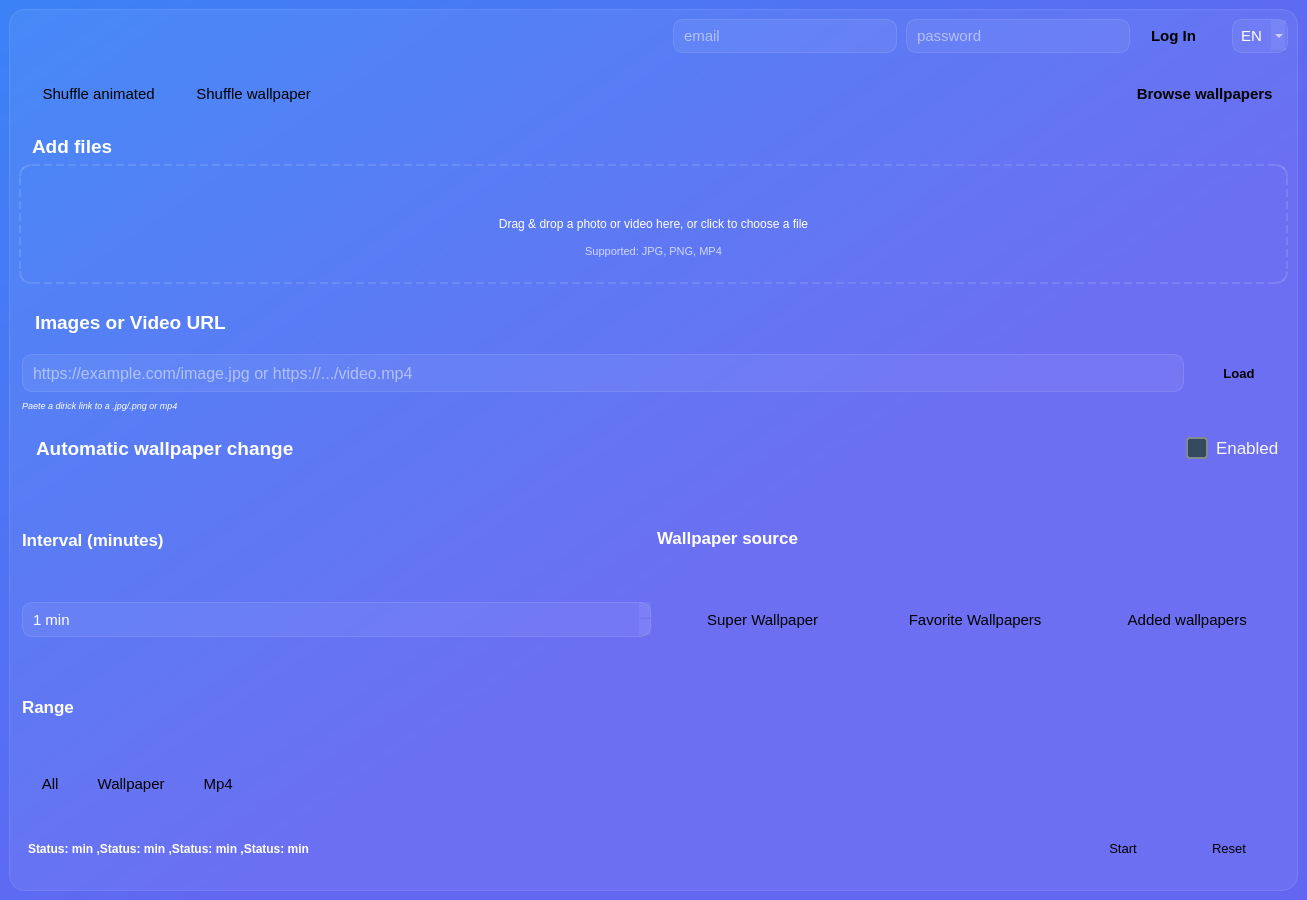
Above: code/ui/main.ui from Ernest-Macharia/Tepeciarnia before the change. Below: the same form after it.
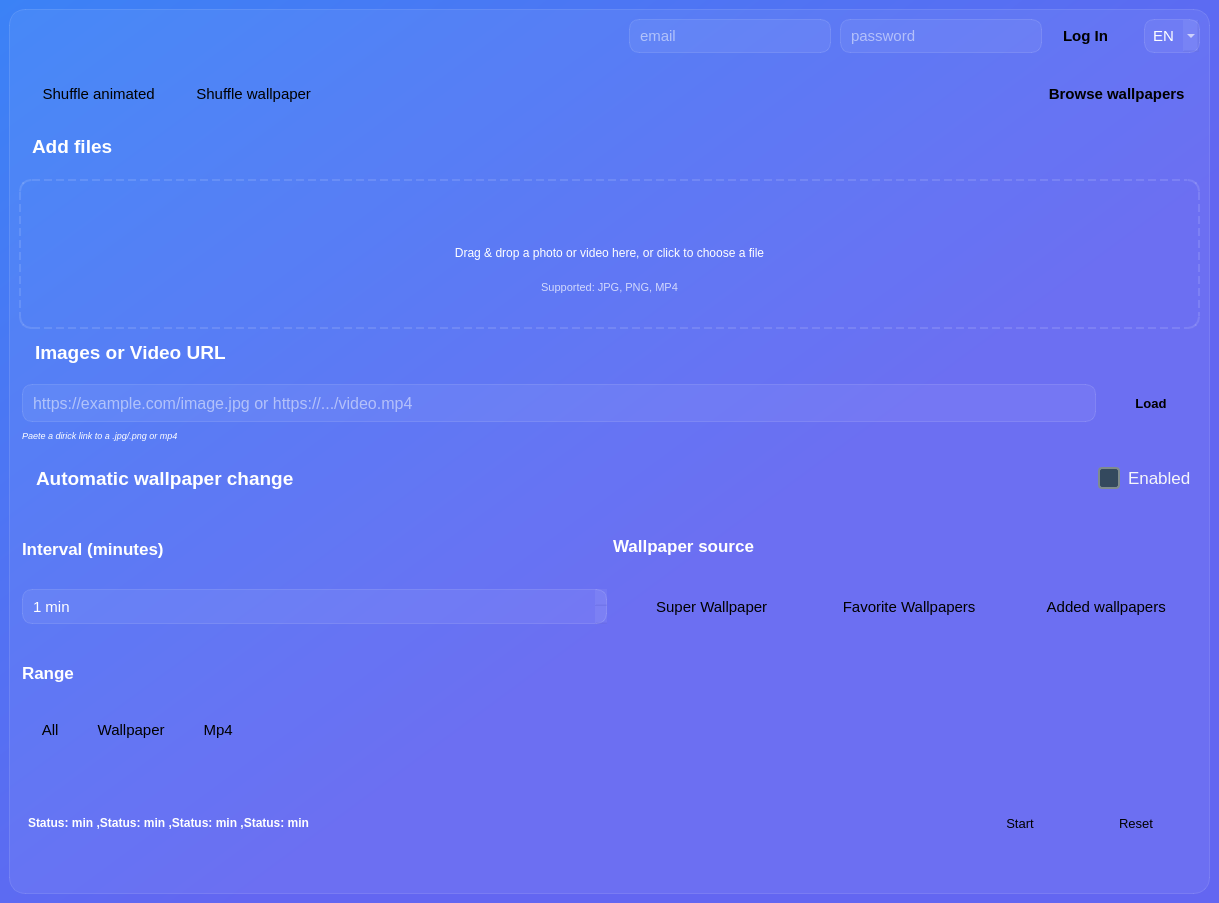
That is the form after the change. Icons and pictures are not drawn.

```diff
--- a/code/ui/main.ui
+++ b/code/ui/main.ui
@@ -6,16 +6,10 @@
    <rect>
     <x>0</x>
     <y>0</y>
-    <width>1307</width>
-    <height>900</height>
+    <width>1219</width>
+    <height>903</height>
    </rect>
   </property>
-  <property name="minimumSize">
-   <size>
-    <width>0</width>
-    <height>900</height>
-   </size>
-  </property>
   <property name="windowTitle">
    <string>Tapeciarnia</string>
   </property>
@@ -210,17 +204,11 @@
        <bool>true</bool>
       </property>
       <property name="sizePolicy">
-       <sizepolicy hsizetype="Expanding" vsizetype="Minimum">
+       <sizepolicy hsizetype="Preferred" vsizetype="Preferred">
         <horstretch>0</horstretch>
         <verstretch>0</verstretch>
        </sizepolicy>
       </property>
-      <property name="minimumSize">
-       <size>
-        <width>900</width>
-        <height>640</height>
-       </size>
-      </property>
       <property name="frameShape">
        <enum>QFrame::NoFrame</enum>
       </property>
@@ -612,7 +600,7 @@
            <property name="minimumSize">
             <size>
              <width>0</width>
-             <height>100</height>
+             <height>150</height>
             </size>
            </property>
            <property name="maximumSize">
@@ -1043,7 +1031,7 @@
        <item>
         <widget class="QFrame" name="source_n_interval_frame">
          <property name="sizePolicy">
-          <sizepolicy hsizetype="Preferred" vsizetype="Minimum">
+          <sizepolicy hsizetype="Preferred" vsizetype="Preferred">
            <horstretch>0</horstretch>
            <verstretch>0</verstretch>
           </sizepolicy>
@@ -1051,7 +1039,7 @@
          <property name="minimumSize">
           <size>
            <width>0</width>
-           <height>80</height>
+           <height>85</height>
           </size>
          </property>
          <property name="font">
@@ -1284,7 +1272,7 @@
          <property name="minimumSize">
           <size>
            <width>0</width>
-           <height>100</height>
+           <height>90</height>
           </size>
          </property>
          <property name="frameShape">
@@ -1453,10 +1441,22 @@
        </item>
        <item>
         <widget class="QFrame" name="bottomFrame">
+         <property name="sizePolicy">
+          <sizepolicy hsizetype="Preferred" vsizetype="Preferred">
+           <horstretch>0</horstretch>
+           <verstretch>0</verstretch>
+          </sizepolicy>
+         </property>
+         <property name="minimumSize">
+          <size>
+           <width>0</width>
+           <height>80</height>
+          </size>
+         </property>
          <property name="maximumSize">
           <size>
            <width>16777215</width>
-           <height>65</height>
+           <height>16777215</height>
           </size>
          </property>
          <layout class="QHBoxLayout" name="bottomLayout">
@@ -1497,8 +1497,8 @@
            <widget class="QPushButton" name="startButton">
             <property name="minimumSize">
              <size>
-              <width>100</width>
-              <height>0</height>
+              <width>110</width>
+              <height>40</height>
              </size>
             </property>
             <property name="font">
@@ -1523,8 +1523,8 @@
            <widget class="QPushButton" name="resetButton">
             <property name="minimumSize">
              <size>
-              <width>100</width>
-              <height>0</height>
+              <width>110</width>
+              <height>40</height>
              </size>
             </property>
             <property name="font">
```
